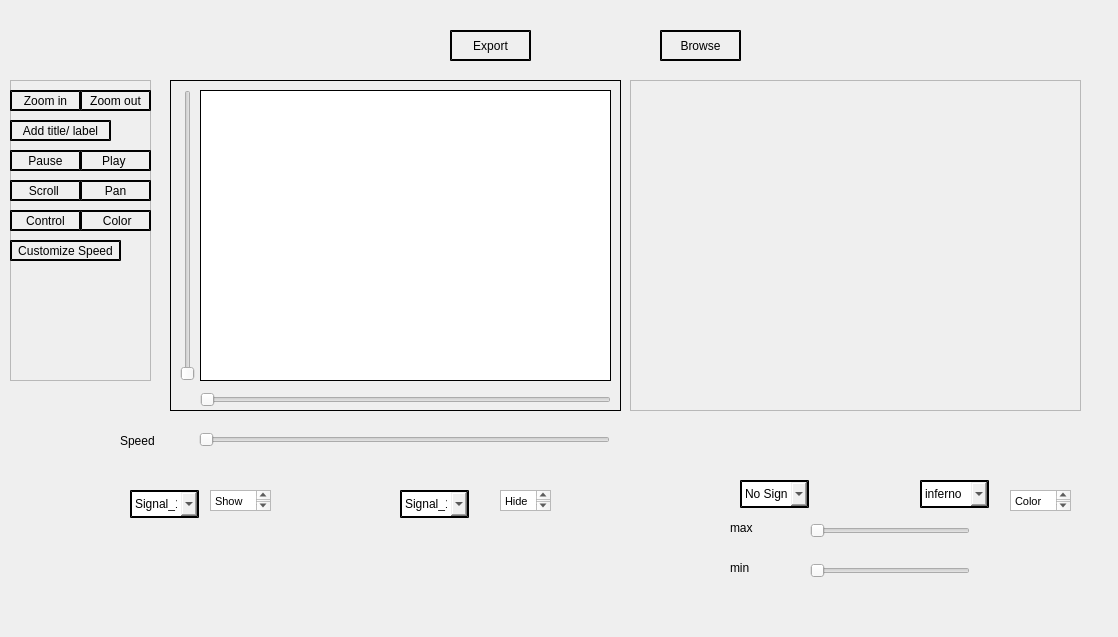
Above: Task 1 - Signal Viewer/main.ui from jemmyyy/dsptasks before the change. Below: the same form after it.
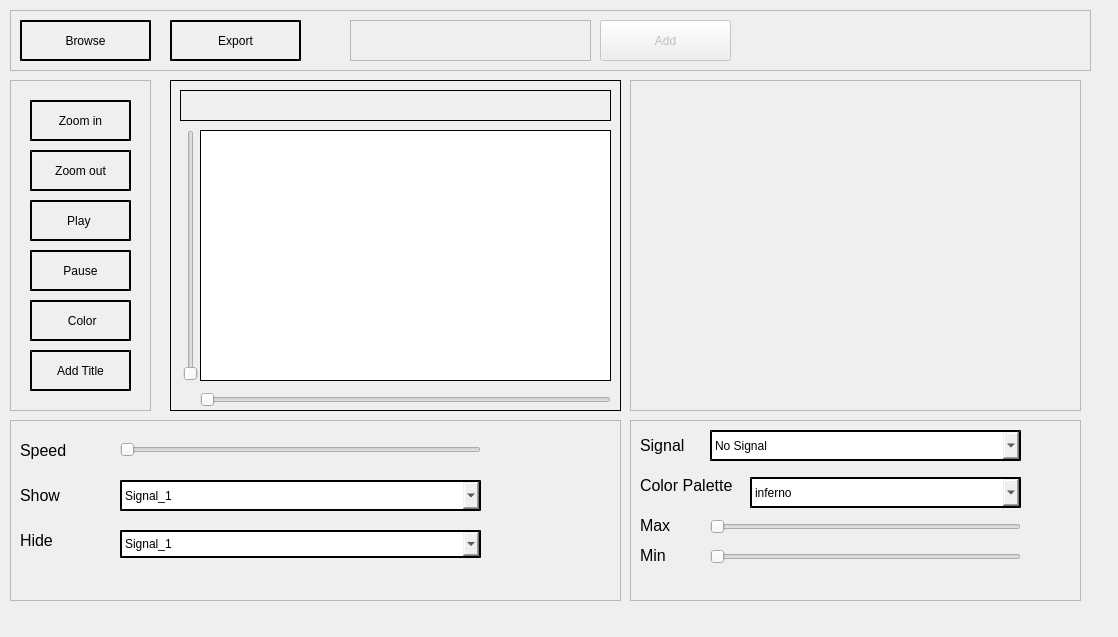
That is the form after the change. Icons and pictures are not drawn. Custom widgets are drawn as their Qt base class.

Diff of the .ui file:
```diff
--- a/Task 1 - Signal Viewer/main.ui
+++ b/Task 1 - Signal Viewer/main.ui
@@ -2077,30 +2077,6 @@
 }
 </string>
   </property>
-  <widget class="QPushButton" name="BrowseButton_13">
-   <property name="geometry">
-    <rect>
-     <x>660</x>
-     <y>30</y>
-     <width>81</width>
-     <height>31</height>
-    </rect>
-   </property>
-   <property name="toolTip">
-    <string>&lt;html&gt;&lt;head/&gt;&lt;body&gt;&lt;p&gt;Press to Browse&lt;/p&gt;&lt;/body&gt;&lt;/html&gt;</string>
-   </property>
-   <property name="styleSheet">
-    <string notr="true">QPushButton
-{
-    border-style: outset;
-    border-width: 2px;
-    border-color: black;
-}</string>
-   </property>
-   <property name="text">
-    <string>Browse</string>
-   </property>
-  </widget>
   <widget class="QFrame" name="frame">
    <property name="geometry">
     <rect>
@@ -2128,9 +2104,9 @@
     <property name="geometry">
      <rect>
       <x>10</x>
-      <y>10</y>
-      <width>16</width>
-      <height>291</height>
+      <y>50</y>
+      <width>21</width>
+      <height>251</height>
      </rect>
     </property>
     <property name="orientation">
@@ -2141,9 +2117,9 @@
     <property name="geometry">
      <rect>
       <x>30</x>
-      <y>310</y>
+      <y>309</y>
       <width>411</width>
-      <height>20</height>
+      <height>21</height>
      </rect>
     </property>
     <property name="orientation">
@@ -2154,36 +2130,49 @@
     <property name="geometry">
      <rect>
       <x>30</x>
-      <y>10</y>
+      <y>50</y>
       <width>411</width>
-      <height>291</height>
+      <height>251</height>
      </rect>
     </property>
    </widget>
-  </widget>
-  <widget class="QPushButton" name="ExportButton_12">
+   <widget class="QFrame" name="frame_7">
    <property name="geometry">
     <rect>
-     <x>450</x>
-     <y>30</y>
-     <width>81</width>
+      <x>10</x>
+      <y>10</y>
+      <width>431</width>
      <height>31</height>
     </rect>
    </property>
-   <property name="toolTip">
-    <string>&lt;html&gt;&lt;head/&gt;&lt;body&gt;&lt;p&gt;Press to Export&lt;/p&gt;&lt;/body&gt;&lt;/html&gt;</string>
-   </property>
-   <property name="styleSheet">
-    <string notr="true">QPushButton
-{
-    border-style: outset;
-    border-width: 2px;
-    border-color: black;
-}</string>
+    <property name="frameShape">
+     <enum>QFrame::StyledPanel</enum>
+    </property>
+    <property name="frameShadow">
+     <enum>QFrame::Raised</enum>
+    </property>
+    <widget class="QLabel" name="titleLabel">
+     <property name="geometry">
+      <rect>
+       <x>0</x>
+       <y>0</y>
+       <width>431</width>
+       <height>31</height>
+      </rect>
+     </property>
+     <property name="font">
+      <font>
+       <pointsize>12</pointsize>
+      </font>
    </property>
    <property name="text">
-    <string>Export</string>
-   </property>
+      <string/>
+     </property>
+     <property name="alignment">
+      <set>Qt::AlignCenter</set>
+     </property>
+    </widget>
+   </widget>
   </widget>
   <widget class="QFrame" name="frame_2">
    <property name="geometry">
@@ -2191,7 +2180,7 @@
      <x>10</x>
      <y>80</y>
      <width>141</width>
-     <height>301</height>
+     <height>331</height>
     </rect>
    </property>
    <property name="frameShape">
@@ -2203,10 +2192,10 @@
    <widget class="QPushButton" name="zoomInButton">
     <property name="geometry">
      <rect>
-      <x>0</x>
-      <y>10</y>
-      <width>71</width>
-      <height>21</height>
+      <x>20</x>
+      <y>20</y>
+      <width>101</width>
+      <height>41</height>
      </rect>
     </property>
     <property name="styleSheet">
@@ -2224,10 +2213,10 @@
    <widget class="QPushButton" name="PauseButton_6">
     <property name="geometry">
      <rect>
-      <x>0</x>
-      <y>70</y>
-      <width>71</width>
-      <height>21</height>
+      <x>20</x>
+      <y>170</y>
+      <width>101</width>
+      <height>41</height>
      </rect>
     </property>
     <property name="styleSheet">
@@ -2245,10 +2234,10 @@
    <widget class="QPushButton" name="PlayButton_7">
     <property name="geometry">
      <rect>
-      <x>70</x>
-      <y>70</y>
-      <width>71</width>
-      <height>21</height>
+      <x>20</x>
+      <y>120</y>
+      <width>101</width>
+      <height>41</height>
      </rect>
     </property>
     <property name="styleSheet">
@@ -2263,55 +2252,13 @@
      <string>Play </string>
     </property>
    </widget>
-   <widget class="QPushButton" name="ScrollButton_8">
-    <property name="geometry">
-     <rect>
-      <x>0</x>
-      <y>100</y>
-      <width>71</width>
-      <height>21</height>
-     </rect>
-    </property>
-    <property name="styleSheet">
-     <string notr="true">QPushButton
-{
-    border-style: outset;
-    border-width: 2px;
-    border-color: black;
-}</string>
-    </property>
-    <property name="text">
-     <string>Scroll </string>
-    </property>
-   </widget>
-   <widget class="QPushButton" name="PanButton_9">
-    <property name="geometry">
-     <rect>
-      <x>70</x>
-      <y>100</y>
-      <width>71</width>
-      <height>21</height>
-     </rect>
-    </property>
-    <property name="styleSheet">
-     <string notr="true">QPushButton
-{
-    border-style: outset;
-    border-width: 2px;
-    border-color: black;
-}</string>
-    </property>
-    <property name="text">
-     <string>Pan</string>
-    </property>
-   </widget>
    <widget class="QPushButton" name="zoomOutButton">
     <property name="geometry">
      <rect>
-      <x>70</x>
-      <y>10</y>
-      <width>71</width>
-      <height>21</height>
+      <x>20</x>
+      <y>70</y>
+      <width>101</width>
+      <height>41</height>
      </rect>
     </property>
     <property name="styleSheet">
@@ -2326,77 +2273,13 @@
      <string>Zoom out</string>
     </property>
    </widget>
-   <widget class="QPushButton" name="ControlButton_10">
-    <property name="geometry">
-     <rect>
-      <x>0</x>
-      <y>130</y>
-      <width>71</width>
-      <height>21</height>
-     </rect>
-    </property>
-    <property name="styleSheet">
-     <string notr="true">QPushButton
-{
-    border-style: outset;
-    border-width: 2px;
-    border-color: black;
-}</string>
-    </property>
-    <property name="text">
-     <string>Control</string>
-    </property>
-   </widget>
-   <widget class="QPushButton" name="Customize_SpeedButton_11">
-    <property name="geometry">
-     <rect>
-      <x>0</x>
-      <y>160</y>
-      <width>111</width>
-      <height>21</height>
-     </rect>
-    </property>
-    <property name="styleSheet">
-     <string notr="true">QPushButton
-{
-    border-style: outset;
-    border-width: 2px;
-    border-color: black;
-}
-</string>
-    </property>
-    <property name="text">
-     <string>Customize Speed</string>
-    </property>
-   </widget>
-   <widget class="QPushButton" name="Add_title_labelButton_14">
-    <property name="geometry">
-     <rect>
-      <x>0</x>
-      <y>40</y>
-      <width>101</width>
-      <height>21</height>
-     </rect>
-    </property>
-    <property name="styleSheet">
-     <string notr="true">QPushButton
-{
-    border-style: outset;
-    border-width: 2px;
-    border-color: black;
-}</string>
-    </property>
-    <property name="text">
-     <string>Add title/ label</string>
-    </property>
-   </widget>
    <widget class="QPushButton" name="ColorButton_1">
     <property name="geometry">
      <rect>
-      <x>70</x>
-      <y>130</y>
-      <width>71</width>
-      <height>21</height>
+      <x>20</x>
+      <y>220</y>
+      <width>101</width>
+      <height>41</height>
      </rect>
     </property>
     <property name="styleSheet">
@@ -2420,6 +2303,27 @@
      <string> Color</string>
     </property>
    </widget>
+   <widget class="QPushButton" name="titleButton">
+    <property name="geometry">
+     <rect>
+      <x>20</x>
+      <y>270</y>
+      <width>101</width>
+      <height>41</height>
+     </rect>
+    </property>
+    <property name="styleSheet">
+     <string notr="true">QPushButton
+{
+    border-style: outset;
+    border-width: 2px;
+    border-color: black;
+}</string>
+    </property>
+    <property name="text">
+     <string>Add Title</string>
+    </property>
+   </widget>
   </widget>
   <widget class="QFrame" name="frame_3">
    <property name="geometry">
@@ -2453,122 +2357,120 @@
     </property>
    </widget>
   </widget>
-  <widget class="QComboBox" name="ShowcomboBox">
+  <widget class="QFrame" name="frame_4">
    <property name="geometry">
     <rect>
-     <x>130</x>
-     <y>490</y>
-     <width>69</width>
-     <height>28</height>
+     <x>10</x>
+     <y>10</y>
+     <width>1081</width>
+     <height>61</height>
     </rect>
    </property>
+   <property name="frameShape">
+    <enum>QFrame::StyledPanel</enum>
+   </property>
+   <property name="frameShadow">
+    <enum>QFrame::Raised</enum>
+   </property>
+   <widget class="QPushButton" name="BrowseButton_13">
+    <property name="geometry">
+     <rect>
+      <x>10</x>
+      <y>10</y>
+      <width>131</width>
+      <height>41</height>
+     </rect>
+    </property>
+    <property name="toolTip">
+     <string>&lt;html&gt;&lt;head/&gt;&lt;body&gt;&lt;p&gt;Press to Browse&lt;/p&gt;&lt;/body&gt;&lt;/html&gt;</string>
+    </property>
    <property name="styleSheet">
-    <string notr="true">QComboBox
+     <string notr="true">QPushButton
 {
     border-style: outset;
     border-width: 2px;
     border-color: black;
 }</string>
    </property>
-   <item>
     <property name="text">
-     <string>Signal_1</string>
+     <string>Browse</string>
     </property>
-   </item>
-   <item>
-    <property name="text">
-     <string>Signal_2</string>
-    </property>
-   </item>
-   <item>
-    <property name="text">
-     <string>Signal_3</string>
-    </property>
-   </item>
-   <item>
-    <property name="text">
-     <string>All</string>
-    </property>
-   </item>
-  </widget>
-  <widget class="QTextEdit" name="textEdit">
+   </widget>
+   <widget class="QPushButton" name="ExportButton_12">
    <property name="geometry">
     <rect>
-     <x>210</x>
-     <y>490</y>
-     <width>61</width>
-     <height>21</height>
-    </rect>
-   </property>
-   <property name="html">
-    <string>&lt;!DOCTYPE HTML PUBLIC &quot;-//W3C//DTD HTML 4.0//EN&quot; &quot;http://www.w3.org/TR/REC-html40/strict.dtd&quot;&gt;
-&lt;html&gt;&lt;head&gt;&lt;meta name=&quot;qrichtext&quot; content=&quot;1&quot; /&gt;&lt;style type=&quot;text/css&quot;&gt;
-p, li { white-space: pre-wrap; }
-&lt;/style&gt;&lt;/head&gt;&lt;body style=&quot; font-family:'MS Shell Dlg 2'; font-size:7.8pt; font-weight:400; font-style:normal;&quot;&gt;
-&lt;p style=&quot; margin-top:0px; margin-bottom:0px; margin-left:0px; margin-right:0px; -qt-block-indent:0; text-indent:0px;&quot;&gt;&lt;span style=&quot; font-size:8.25pt;&quot;&gt;Show&lt;/span&gt;&lt;/p&gt;&lt;/body&gt;&lt;/html&gt;</string>
-   </property>
-  </widget>
-  <widget class="QComboBox" name="HidecomboBox">
-   <property name="geometry">
-    <rect>
-     <x>400</x>
-     <y>490</y>
-     <width>69</width>
-     <height>28</height>
-    </rect>
-   </property>
+      <x>160</x>
+      <y>10</y>
+      <width>131</width>
+      <height>41</height>
+     </rect>
+    </property>
+    <property name="toolTip">
+     <string>&lt;html&gt;&lt;head/&gt;&lt;body&gt;&lt;p&gt;Press to Export&lt;/p&gt;&lt;/body&gt;&lt;/html&gt;</string>
+    </property>
    <property name="styleSheet">
-    <string notr="true">QComboBox
+     <string notr="true">QPushButton
 {
     border-style: outset;
     border-width: 2px;
     border-color: black;
 }</string>
    </property>
-   <item>
     <property name="text">
-     <string>Signal_1</string>
+     <string>Export</string>
     </property>
-   </item>
-   <item>
-    <property name="text">
-     <string>Signal_2</string>
+   </widget>
+   <widget class="QTextEdit" name="titleText">
+    <property name="enabled">
+     <bool>false</bool>
     </property>
-   </item>
-   <item>
-    <property name="text">
-     <string>Signal_3</string>
+    <property name="geometry">
+     <rect>
+      <x>340</x>
+      <y>10</y>
+      <width>241</width>
+      <height>41</height>
+     </rect>
     </property>
-   </item>
-   <item>
+   </widget>
+   <widget class="QPushButton" name="titleConfirmButton">
+    <property name="enabled">
+     <bool>false</bool>
+    </property>
+    <property name="geometry">
+     <rect>
+      <x>590</x>
+      <y>10</y>
+      <width>131</width>
+      <height>41</height>
+     </rect>
+    </property>
     <property name="text">
-     <string>All</string>
+     <string>Add</string>
     </property>
-   </item>
-  </widget>
-  <widget class="QTextEdit" name="textEdit_2">
+   </widget>
+  </widget>
+  <widget class="QFrame" name="frame_5">
    <property name="geometry">
     <rect>
-     <x>500</x>
-     <y>490</y>
-     <width>51</width>
-     <height>21</height>
+     <x>10</x>
+     <y>420</y>
+     <width>611</width>
+     <height>181</height>
     </rect>
    </property>
-   <property name="html">
-    <string>&lt;!DOCTYPE HTML PUBLIC &quot;-//W3C//DTD HTML 4.0//EN&quot; &quot;http://www.w3.org/TR/REC-html40/strict.dtd&quot;&gt;
-&lt;html&gt;&lt;head&gt;&lt;meta name=&quot;qrichtext&quot; content=&quot;1&quot; /&gt;&lt;style type=&quot;text/css&quot;&gt;
-p, li { white-space: pre-wrap; }
-&lt;/style&gt;&lt;/head&gt;&lt;body style=&quot; font-family:'MS Shell Dlg 2'; font-size:7.8pt; font-weight:400; font-style:normal;&quot;&gt;
-&lt;p style=&quot; margin-top:0px; margin-bottom:0px; margin-left:0px; margin-right:0px; -qt-block-indent:0; text-indent:0px;&quot;&gt;&lt;span style=&quot; font-size:8.25pt;&quot;&gt;Hide&lt;/span&gt;&lt;/p&gt;&lt;/body&gt;&lt;/html&gt;</string>
+   <property name="frameShape">
+    <enum>QFrame::StyledPanel</enum>
    </property>
-  </widget>
-  <widget class="QSlider" name="horizontalSlider_2">
+   <property name="frameShadow">
+    <enum>QFrame::Raised</enum>
+   </property>
+   <widget class="QSlider" name="speedSlider">
    <property name="geometry">
     <rect>
-     <x>199</x>
-     <y>430</y>
-     <width>411</width>
+      <x>110</x>
+      <y>20</y>
+      <width>361</width>
      <height>20</height>
     </rect>
    </property>
@@ -2579,23 +2481,174 @@
   <widget class="QLabel" name="label">
    <property name="geometry">
     <rect>
-     <x>120</x>
-     <y>430</y>
-     <width>61</width>
-     <height>21</height>
-    </rect>
-   </property>
+      <x>10</x>
+      <y>10</y>
+      <width>91</width>
+      <height>41</height>
+     </rect>
+    </property>
+    <property name="font">
+     <font>
+      <pointsize>12</pointsize>
+     </font>
+    </property>
    <property name="text">
     <string>Speed</string>
    </property>
   </widget>
+   <widget class="QLabel" name="label_4">
+    <property name="geometry">
+     <rect>
+      <x>10</x>
+      <y>50</y>
+      <width>91</width>
+      <height>51</height>
+     </rect>
+    </property>
+    <property name="font">
+     <font>
+      <pointsize>12</pointsize>
+     </font>
+    </property>
+    <property name="text">
+     <string>Show</string>
+    </property>
+   </widget>
+   <widget class="QLabel" name="label_5">
+    <property name="geometry">
+     <rect>
+      <x>10</x>
+      <y>100</y>
+      <width>91</width>
+      <height>41</height>
+     </rect>
+    </property>
+    <property name="font">
+     <font>
+      <pointsize>12</pointsize>
+     </font>
+    </property>
+    <property name="text">
+     <string>Hide</string>
+    </property>
+   </widget>
+   <widget class="QComboBox" name="ShowcomboBox">
+    <property name="geometry">
+     <rect>
+      <x>110</x>
+      <y>60</y>
+      <width>361</width>
+      <height>31</height>
+     </rect>
+    </property>
+    <property name="styleSheet">
+     <string notr="true">QComboBox
+{
+    border-style: outset;
+    border-width: 2px;
+    border-color: black;
+}</string>
+    </property>
+    <item>
+     <property name="text">
+      <string>Signal_1</string>
+     </property>
+    </item>
+    <item>
+     <property name="text">
+      <string>Signal_2</string>
+     </property>
+    </item>
+    <item>
+     <property name="text">
+      <string>Signal_3</string>
+     </property>
+    </item>
+    <item>
+     <property name="text">
+      <string>All</string>
+     </property>
+    </item>
+   </widget>
+   <widget class="QComboBox" name="HidecomboBox">
+    <property name="geometry">
+     <rect>
+      <x>110</x>
+      <y>110</y>
+      <width>361</width>
+      <height>28</height>
+     </rect>
+    </property>
+    <property name="styleSheet">
+     <string notr="true">QComboBox
+{
+    border-style: outset;
+    border-width: 2px;
+    border-color: black;
+}</string>
+    </property>
+    <item>
+     <property name="text">
+      <string>Signal_1</string>
+     </property>
+    </item>
+    <item>
+     <property name="text">
+      <string>Signal_2</string>
+     </property>
+    </item>
+    <item>
+     <property name="text">
+      <string>Signal_3</string>
+     </property>
+    </item>
+    <item>
+     <property name="text">
+      <string>All</string>
+     </property>
+    </item>
+   </widget>
+  </widget>
+  <widget class="QFrame" name="frame_6">
+   <property name="geometry">
+    <rect>
+     <x>630</x>
+     <y>420</y>
+     <width>451</width>
+     <height>181</height>
+    </rect>
+   </property>
+   <property name="frameShape">
+    <enum>QFrame::StyledPanel</enum>
+   </property>
+   <property name="frameShadow">
+    <enum>QFrame::Raised</enum>
+   </property>
+   <widget class="QLabel" name="label_6">
+    <property name="geometry">
+     <rect>
+      <x>10</x>
+      <y>10</y>
+      <width>91</width>
+      <height>31</height>
+     </rect>
+    </property>
+    <property name="font">
+     <font>
+      <pointsize>12</pointsize>
+     </font>
+    </property>
+    <property name="text">
+     <string>Signal</string>
+    </property>
+   </widget>
   <widget class="QComboBox" name="SpectrogramcomboBox">
    <property name="geometry">
     <rect>
-     <x>740</x>
-     <y>480</y>
-     <width>69</width>
-     <height>28</height>
+      <x>80</x>
+      <y>10</y>
+      <width>311</width>
+      <height>31</height>
     </rect>
    </property>
    <property name="styleSheet">
@@ -2627,13 +2680,67 @@
     </property>
    </item>
   </widget>
+   <widget class="QLabel" name="label_7">
+    <property name="geometry">
+     <rect>
+      <x>10</x>
+      <y>50</y>
+      <width>101</width>
+      <height>31</height>
+     </rect>
+    </property>
+    <property name="font">
+     <font>
+      <pointsize>12</pointsize>
+     </font>
+    </property>
+    <property name="text">
+     <string>Color Palette</string>
+    </property>
+   </widget>
+   <widget class="QLabel" name="label_8">
+    <property name="geometry">
+     <rect>
+      <x>10</x>
+      <y>90</y>
+      <width>91</width>
+      <height>31</height>
+     </rect>
+    </property>
+    <property name="font">
+     <font>
+      <pointsize>12</pointsize>
+     </font>
+    </property>
+    <property name="text">
+     <string>Max</string>
+    </property>
+   </widget>
+   <widget class="QLabel" name="label_9">
+    <property name="geometry">
+     <rect>
+      <x>10</x>
+      <y>120</y>
+      <width>91</width>
+      <height>31</height>
+     </rect>
+    </property>
+    <property name="font">
+     <font>
+      <pointsize>12</pointsize>
+     </font>
+    </property>
+    <property name="text">
+     <string>Min</string>
+    </property>
+   </widget>
   <widget class="QComboBox" name="ColorcomboBox">
    <property name="geometry">
     <rect>
-     <x>920</x>
-     <y>480</y>
-     <width>69</width>
-     <height>28</height>
+      <x>120</x>
+      <y>57</y>
+      <width>271</width>
+      <height>31</height>
     </rect>
    </property>
    <property name="styleSheet">
@@ -2675,30 +2782,13 @@
     </property>
    </item>
   </widget>
-  <widget class="QTextEdit" name="textEdit_3">
-   <property name="geometry">
-    <rect>
-     <x>1010</x>
-     <y>490</y>
-     <width>61</width>
-     <height>21</height>
-    </rect>
-   </property>
-   <property name="html">
-    <string>&lt;!DOCTYPE HTML PUBLIC &quot;-//W3C//DTD HTML 4.0//EN&quot; &quot;http://www.w3.org/TR/REC-html40/strict.dtd&quot;&gt;
-&lt;html&gt;&lt;head&gt;&lt;meta name=&quot;qrichtext&quot; content=&quot;1&quot; /&gt;&lt;style type=&quot;text/css&quot;&gt;
-p, li { white-space: pre-wrap; }
-&lt;/style&gt;&lt;/head&gt;&lt;body style=&quot; font-family:'MS Shell Dlg 2'; font-size:7.8pt; font-weight:400; font-style:normal;&quot;&gt;
-&lt;p style=&quot; margin-top:0px; margin-bottom:0px; margin-left:0px; margin-right:0px; -qt-block-indent:0; text-indent:0px;&quot;&gt;&lt;span style=&quot; font-size:8.25pt;&quot;&gt;Color&lt;/span&gt;&lt;/p&gt;&lt;/body&gt;&lt;/html&gt;</string>
-   </property>
-  </widget>
   <widget class="QSlider" name="Slidermax">
    <property name="geometry">
     <rect>
-     <x>810</x>
-     <y>520</y>
-     <width>160</width>
-     <height>22</height>
+      <x>80</x>
+      <y>91</y>
+      <width>311</width>
+      <height>31</height>
     </rect>
    </property>
    <property name="orientation">
@@ -2708,41 +2798,16 @@
   <widget class="QSlider" name="Slidermin">
    <property name="geometry">
     <rect>
-     <x>810</x>
-     <y>560</y>
-     <width>160</width>
-     <height>22</height>
+      <x>80</x>
+      <y>121</y>
+      <width>311</width>
+      <height>31</height>
     </rect>
    </property>
    <property name="orientation">
     <enum>Qt::Horizontal</enum>
    </property>
   </widget>
-  <widget class="QLabel" name="label_2">
-   <property name="geometry">
-    <rect>
-     <x>730</x>
-     <y>520</y>
-     <width>55</width>
-     <height>16</height>
-    </rect>
-   </property>
-   <property name="text">
-    <string>max</string>
-   </property>
-  </widget>
-  <widget class="QLabel" name="label_3">
-   <property name="geometry">
-    <rect>
-     <x>730</x>
-     <y>560</y>
-     <width>55</width>
-     <height>16</height>
-    </rect>
-   </property>
-   <property name="text">
-    <string>min</string>
-   </property>
   </widget>
  </widget>
  <customwidgets>
```
Lines whose indentation alone changed are shown as unchanged.
